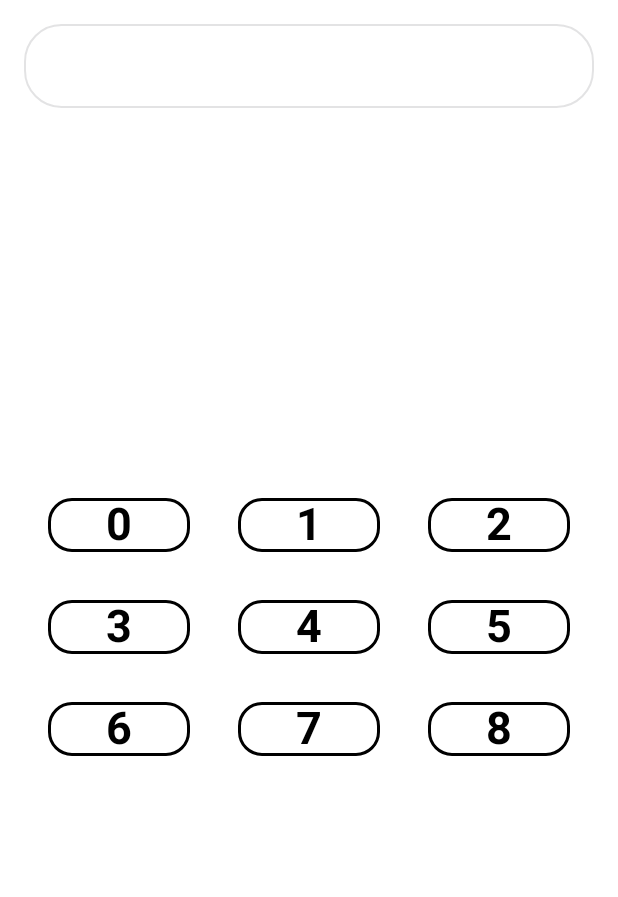
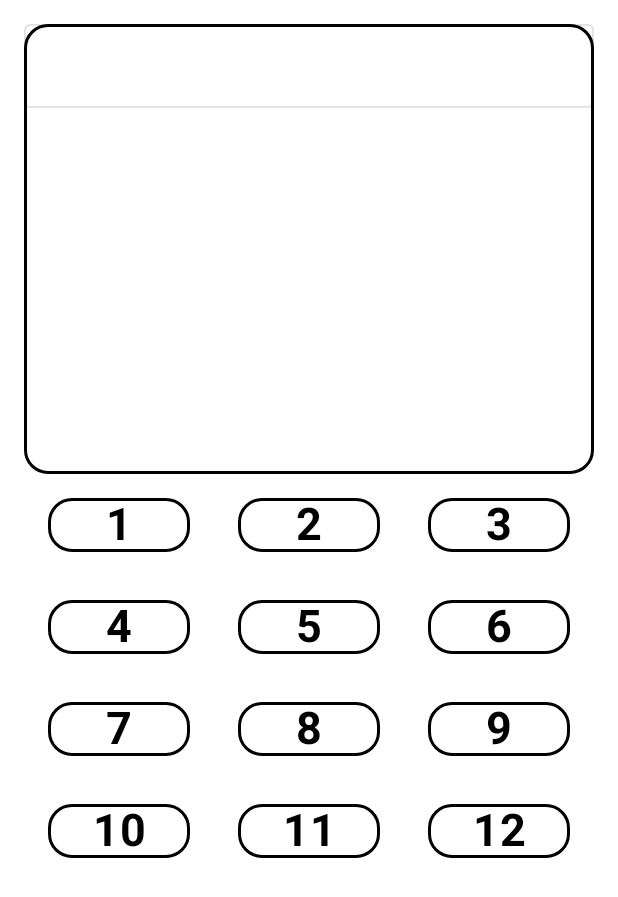
Before and after one commit to Angel0-o/NumbersApp, an Android app built with Jetpack Compose: the screen it shows after launch (MainActivity), on a phone screen of 412 x 824 dp. Shown: the top 897 px of the screen. Run offline under Robolectric (Android 15) with nearby library versions, the phone set to English and light mode, and no system bars; our stand-ins replace Dagger/Hilt's generated code, Room's generated code, Timber.

Commit message:
IMPROVE: VISUAL IMPROVE

```diff
--- a/app/src/main/AndroidManifest.xml
+++ b/app/src/main/AndroidManifest.xml
@@ -14,7 +14,7 @@
         android:theme="@style/Theme.MyApplication"
         tools:targetApi="31">
         <activity
-            android:name=".presentation.MainActivity"
+            android:name=".presentation.mainScreen.MainActivity"
             android:exported="true"
             android:label="@string/app_name"
             android:theme="@style/Theme.MyApplication">
--- a/app/src/main/java/com/example/myapplication/presentation/MainActivity.kt
+++ b/app/src/main/java/com/example/myapplication/presentation/mainScreen/MainActivity.kt
@@ -1,4 +1,4 @@
-package com.example.myapplication.presentation
+package com.example.myapplication.presentation.mainScreen
 
 import android.os.Bundle
 import androidx.activity.ComponentActivity
@@ -17,7 +17,6 @@ class MainActivity : ComponentActivity() {
 
     private val viewModel: MainViewModel by viewModels()
     val appList = listOf(
-        NumberModel(0, 0),
         NumberModel(1, 1),
         NumberModel(2, 2),
         NumberModel(3, 3),
@@ -26,6 +25,10 @@ class MainActivity : ComponentActivity() {
         NumberModel(6, 6),
         NumberModel(7, 7),
         NumberModel(8, 8),
+        NumberModel(9, 9),
+        NumberModel(10, 10),
+        NumberModel(11, 11),
+        NumberModel(12, 12),
     )
 
     override fun onCreate(savedInstanceState: Bundle?) {
--- a/app/src/main/java/com/example/myapplication/presentation/MainScreen.kt
+++ b/app/src/main/java/com/example/myapplication/presentation/mainScreen/MainScreen.kt
@@ -1,4 +1,4 @@
-package com.example.myapplication.presentation
+package com.example.myapplication.presentation.mainScreen
 
 import androidx.compose.foundation.background
 import androidx.compose.foundation.border
@@ -48,6 +48,9 @@ fun MainScreen(
     ) {
         Box(
             Modifier
+                .border(width = 2.dp,
+                    color = Color.Black,
+                    shape = RoundedCornerShape(16.dp))
                 .fillMaxWidth()
                 .height(300.dp)
                 .verticalScroll(rememberScrollState())
@@ -56,7 +59,6 @@ fun MainScreen(
                 value = sortedList,
                 onValueChange = {},
                 enabled = false,
-                shape = RoundedCornerShape(25.dp),
                 modifier = Modifier.fillMaxWidth(),
             )
         }
--- a/app/src/main/java/com/example/myapplication/presentation/MainViewModel.kt
+++ b/app/src/main/java/com/example/myapplication/presentation/mainScreen/MainViewModel.kt
@@ -1,4 +1,4 @@
-package com.example.myapplication.presentation
+package com.example.myapplication.presentation.mainScreen
 
 import androidx.lifecycle.ViewModel
 import androidx.lifecycle.viewModelScope
```
